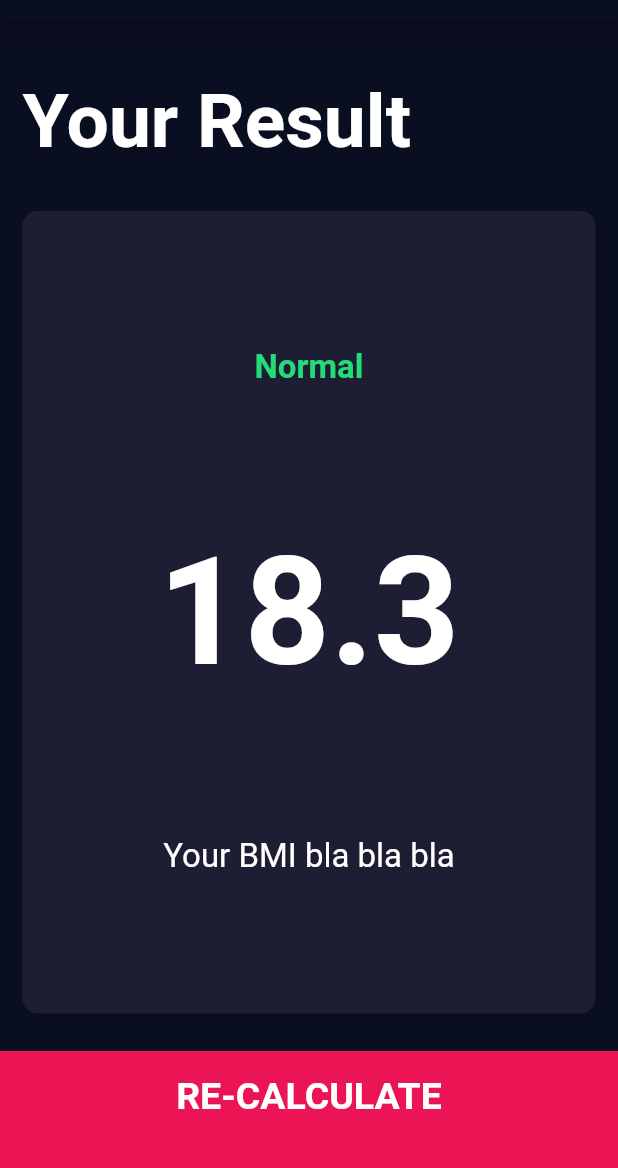
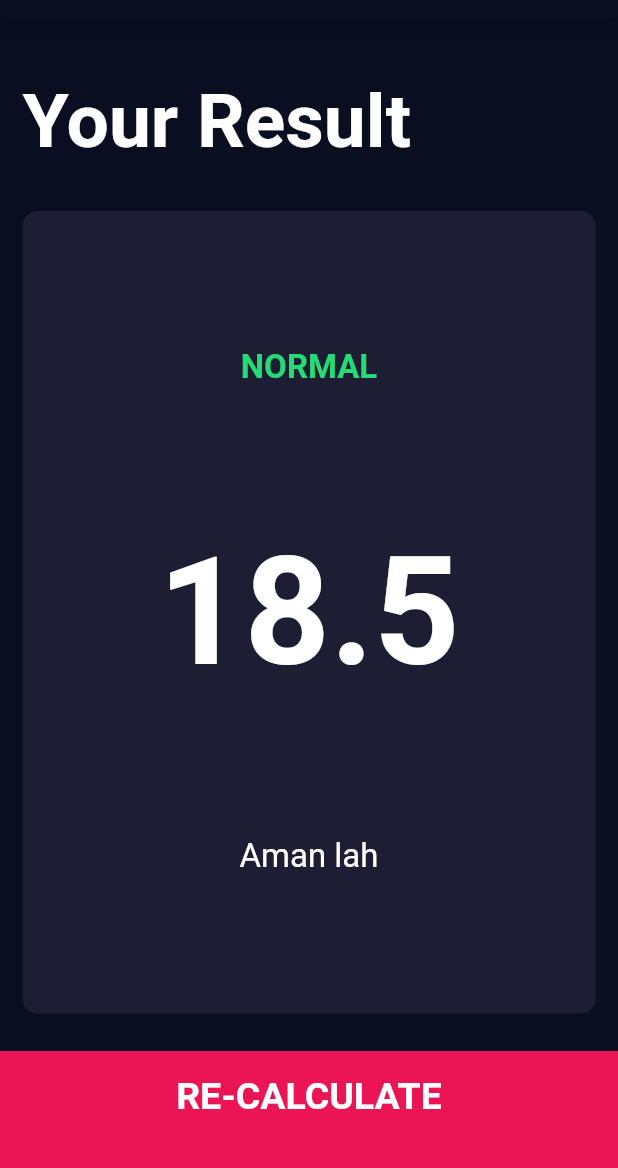
Before and after one commit to afadhitya/Flutter-Course-Example-Project, a Flutter app: the screen it shows after launch, after a tap on "CALCULATE", on a phone screen of 412 x 824 dp, the part 65-1233 px from its top. Run offline on Flutter 3.47's test engine with Material 2 defaults, Android fonts, the phone set to English and light mode, and no system bars; our stand-ins replace audioplayers, font_awesome_flutter, rflutter_alert.

Commit message:
[ section 12 ] add functionality for calculate BMI and show it to result page

```diff
--- /dev/null
+++ b/Section 12/bmi-calculator-flutter-master/lib/screen/calculator_brain.dart
@@ -0,0 +1,36 @@
+import 'dart:math';
+
+import 'package:flutter/cupertino.dart';
+
+class CalculatorBrain {
+  CalculatorBrain({@required this.height, @required this.weight});
+
+  final int height;
+  final int weight;
+  double _bmi;
+
+  String calculateBMI() {
+    _bmi = weight / pow(height / 100, 2);
+    return _bmi.toStringAsFixed(1);
+  }
+
+  String getResult() {
+    if (_bmi >= 25) {
+      return 'Overweight';
+    } else if (_bmi > 18.5) {
+      return 'Normal';
+    } else {
+      return 'Underweight';
+    }
+  }
+
+  String getInterpretation() {
+    if (_bmi >= 25) {
+      return 'Gendut lo';
+    } else if (_bmi > 18.5) {
+      return 'Aman lah';
+    } else {
+      return 'Cik atuh gendutan maneh teh';
+    }
+  }
+}
--- a/Section 12/bmi-calculator-flutter-master/lib/screen/input_page.dart
+++ b/Section 12/bmi-calculator-flutter-master/lib/screen/input_page.dart
@@ -4,6 +4,7 @@ import 'package:bmi_calculator/components/reusable_card.dart';
 import 'package:bmi_calculator/components/round_icon_button.dart';
 import 'package:bmi_calculator/constants.dart';
 import 'package:bmi_calculator/gender_enum.dart';
+import 'package:bmi_calculator/screen/calculator_brain.dart';
 import 'package:bmi_calculator/screen/results_page.dart';
 import 'package:flutter/material.dart';
 import 'package:font_awesome_flutter/font_awesome_flutter.dart';
@@ -209,9 +210,18 @@ class _InputPageState extends State<InputPage> {
           ),
           BottomButton(
             onPressed: () {
+              CalculatorBrain calc =
+                  CalculatorBrain(weight: weight, height: height);
+
               Navigator.push(
                 context,
-                MaterialPageRoute(builder: (context) => ResultPage()),
+                MaterialPageRoute(
+                  builder: (context) => ResultPage(
+                    bmiResult: calc.calculateBMI(),
+                    interpretation: calc.getInterpretation(),
+                    resultText: calc.getResult(),
+                  ),
+                ),
               );
             },
             buttonLabel: 'CALCULATE',
--- a/Section 12/bmi-calculator-flutter-master/lib/screen/results_page.dart
+++ b/Section 12/bmi-calculator-flutter-master/lib/screen/results_page.dart
@@ -4,9 +4,17 @@ import 'package:bmi_calculator/constants.dart';
 import 'package:flutter/cupertino.dart';
 import 'package:flutter/material.dart';
 
-import 'input_page.dart';
+class ResultPage extends StatelessWidget {
+  ResultPage({
+    @required this.bmiResult,
+    @required this.resultText,
+    @required this.interpretation,
+  });
 
-class ResultPage extends StatelessWidget {
+  final String bmiResult;
+  final String resultText;
+  final String interpretation;
+
   @override
   Widget build(BuildContext context) {
     return Scaffold(
@@ -36,15 +44,15 @@ class ResultPage extends StatelessWidget {
                 crossAxisAlignment: CrossAxisAlignment.center,
                 children: [
                   Text(
-                    'Normal',
+                    resultText.toUpperCase(),
                     style: kResultTextStyle,
                   ),
                   Text(
-                    '18.3',
+                    bmiResult,
                     style: kBMITextStyle,
                   ),
                   Text(
-                    'Your BMI bla bla bla',
+                    interpretation,
                     textAlign: TextAlign.center,
                     style: kBodyTextStyle,
                   )
```
